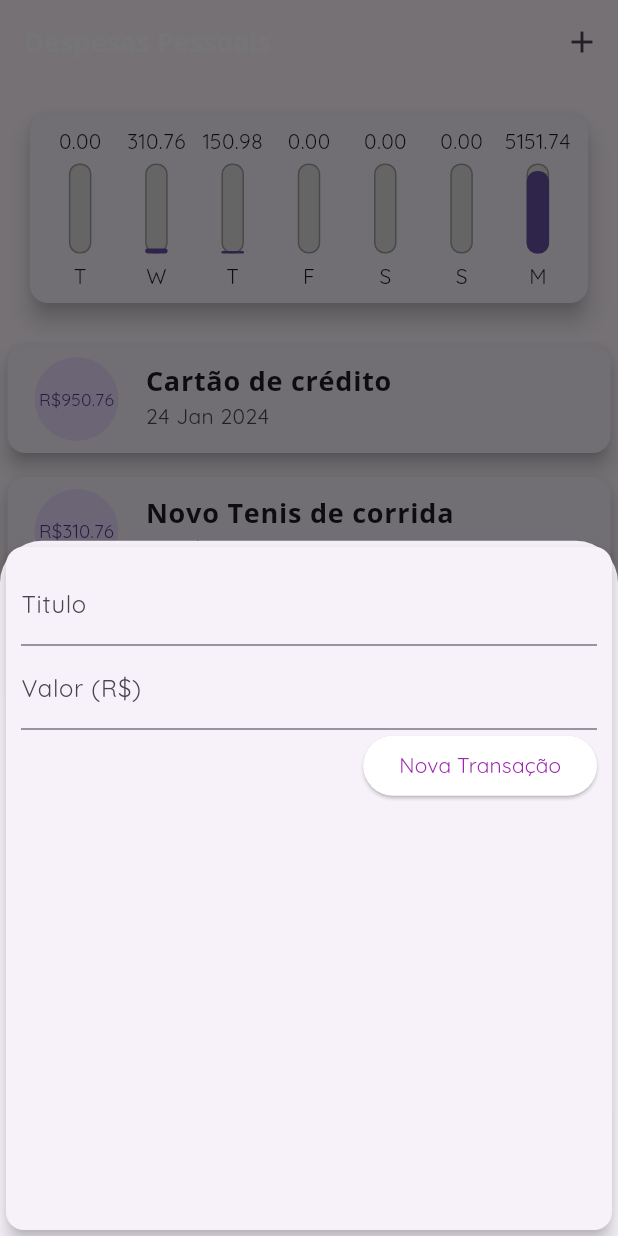
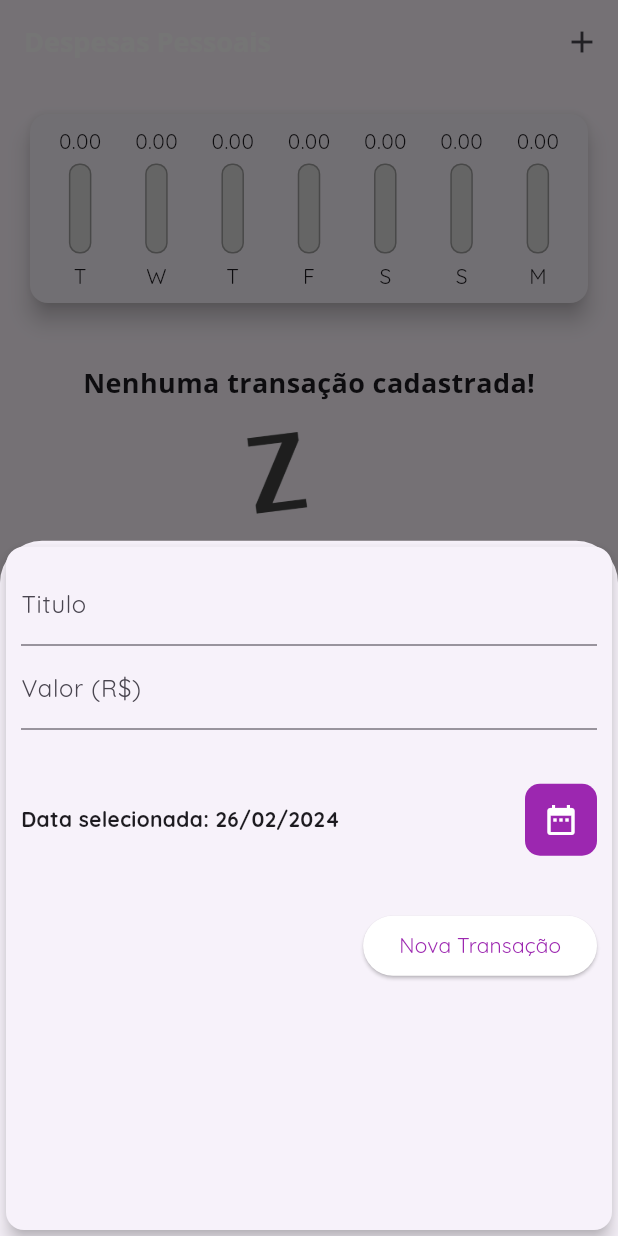
Before and after one commit to Rezende-Fabio/Despesas-Flutter, a Flutter app: the screen it shows after launch, after a tap on the "add" icon, on a phone screen of 412 x 824 dp. Run offline on Flutter 3.47's test engine with Material 3 defaults, Android fonts, the phone set to English and light mode, and no system bars.

Commit message:
added date picker in transaction form

```diff
--- a/lib/components/chart.dart
+++ b/lib/components/chart.dart
@@ -53,7 +53,7 @@ class Chart extends StatelessWidget {
               child: ChartBar(
                 label: tr['day'].toString(),
                 value: (tr['value'] as double),
-                percentage: (tr['value'] as double) / _weekTotalValue,
+                percentage: _weekTotalValue == 0 ? 0 : (tr['value'] as double) / _weekTotalValue,
               ),
             );
           }).toList(),
--- a/lib/components/transaction_form.dart
+++ b/lib/components/transaction_form.dart
@@ -1,7 +1,8 @@
 import 'package:flutter/material.dart';
+import 'package:intl/intl.dart';
 
 class TransactionForm extends StatefulWidget {
-  final void Function(String, double) onSubmit;
+  final void Function(String, double, DateTime) onSubmit;
 
   TransactionForm(this.onSubmit);
 
@@ -10,20 +11,34 @@ class TransactionForm extends StatefulWidget {
 }
 
 class _TransactionFormState extends State<TransactionForm> {
-  final titleControler = TextEditingController();
-
-  final valueControler = TextEditingController();
+  final _titleControler = TextEditingController();
+  final _valueControler = TextEditingController();
+  DateTime? _selectedDate = DateTime.now();
 
   _submitForm() {
-    final title = titleControler.text;
-    final value = double.tryParse(valueControler.text) ?? 0.0;
+    final title = _titleControler.text;
+    final value = double.tryParse(_valueControler.text) ?? 0.0;
 
-    if (title.isEmpty || value <= 0) {
+    if (title.isEmpty || value <= 0 || _selectedDate == null) {
       return;
     } else {
-      widget.onSubmit(title, value);
+      widget.onSubmit(title, value, _selectedDate!);
     }
+  }
 
+  _showDatePicker() async {
+    final selectedDate = await showDatePicker(
+      context: context,
+      initialDate: DateTime.now(),
+      firstDate: DateTime(2023),
+      lastDate: DateTime.now(),
+    );
+    if (selectedDate == null) {
+      return;
+    }
+    setState(() {
+      _selectedDate = selectedDate;
+    });
   }
 
   @override
@@ -35,15 +50,39 @@ class _TransactionFormState extends State<TransactionForm> {
         child: Column(
           children: [
             TextField(
-              controller: titleControler,
+              controller: _titleControler,
               textInputAction: TextInputAction.next,
               decoration: InputDecoration(labelText: "Titulo"),
             ),
             TextField(
-              controller: valueControler,
+              controller: _valueControler,
               keyboardType: TextInputType.numberWithOptions(decimal: true),
               onSubmitted: (_) => _submitForm(),
               decoration: InputDecoration(labelText: "Valor (R\$)"),
+            ),
+            Container(
+              height: 120,
+              child: Row(
+                mainAxisAlignment: MainAxisAlignment.spaceBetween,
+                children: [
+                  Text(
+                    _selectedDate == null
+                        ? "Nenhuma data selecionada!"
+                        : "Data selecionada: ${DateFormat("dd/MM/y").format(_selectedDate!)}",
+                    style: TextStyle(fontWeight: FontWeight.w600),
+                  ),
+                  Container(
+                    decoration: BoxDecoration(
+                        color: Colors.purple,
+                        borderRadius: BorderRadius.circular(10)),
+                    child: IconButton(
+                      icon: Icon(Icons.date_range),
+                      color: Colors.white,
+                      onPressed: _showDatePicker,
+                    ),
+                  ),
+                ],
+              ),
             ),
             Row(
               mainAxisAlignment: MainAxisAlignment.end,
--- a/lib/main.dart
+++ b/lib/main.dart
@@ -36,36 +36,36 @@ class MyHomePage extends StatefulWidget {
 
 class _MyHomePageState extends State<MyHomePage> {
   final List<Transaction> _transaction = [
-    Transaction(
-      id: 0,
-      title: "Cartão de crédito",
-      value: 950.76,
-      date: DateTime.now().subtract(Duration(days: 33)),
-    ),
-    Transaction(
-      id: 1,
-      title: "Novo Tenis de corrida",
-      value: 310.76,
-      date: DateTime.now().subtract(Duration(days: 5)),
-    ),
-    Transaction(
-      id: 2,
-      title: "Conta de Luz",
-      value: 150.98,
-      date: DateTime.now().subtract(Duration(days: 4)),
-    ),
-    Transaction(
-      id: 3,
-      title: "Conta de Agua",
-      value: 5000.76,
-      date: DateTime.now(),
-    ),
-    Transaction(
-      id: 4,
-      title: "Lanche",
-      value: 150.98,
-      date: DateTime.now(),
-    ),
+    // Transaction(
+    //   id: 0,
+    //   title: "Cartão de crédito",
+    //   value: 950.76,
+    //   date: DateTime.now().subtract(Duration(days: 33)),
+    // ),
+    // Transaction(
+    //   id: 1,
+    //   title: "Novo Tenis de corrida",
+    //   value: 310.76,
+    //   date: DateTime.now().subtract(Duration(days: 5)),
+    // ),
+    // Transaction(
+    //   id: 2,
+    //   title: "Conta de Luz",
+    //   value: 150.98,
+    //   date: DateTime.now().subtract(Duration(days: 4)),
+    // ),
+    // Transaction(
+    //   id: 3,
+    //   title: "Conta de Agua",
+    //   value: 5000.76,
+    //   date: DateTime.now(),
+    // ),
+    // Transaction(
+    //   id: 4,
+    //   title: "Lanche",
+    //   value: 150.98,
+    //   date: DateTime.now(),
+    // ),
   ];
 
   List<Transaction> get _recentTransaction {
@@ -76,12 +76,12 @@ class _MyHomePageState extends State<MyHomePage> {
     }).toList();
   }
 
-  _addTransaction(String title, double value) {
+  _addTransaction(String title, double value, DateTime date) {
     final newTrasaction = Transaction(
         id: Random().nextDouble().toInt(),
         title: title,
         value: value,
-        date: DateTime.now());
+        date: date);
 
     setState(() {
       _transaction.add(newTrasaction);
```
